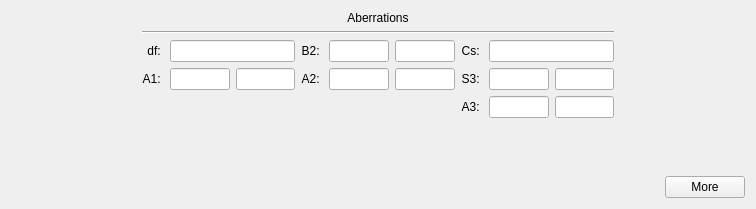
Qt form src/gui/frames/aberrationframe.ui (JJPPeters/clTEM) before a commit.
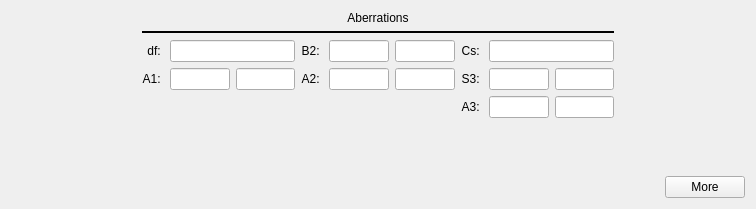
The same form after that commit. Custom widgets are drawn as their Qt base class.

What changed in the file:
```diff
--- a/src/gui/frames/aberrationframe.ui
+++ b/src/gui/frames/aberrationframe.ui
@@ -533,6 +533,12 @@
    </item>
    <item row="1" column="1" colspan="6">
     <widget class="Line" name="line">
+     <property name="frameShadow">
+      <enum>QFrame::Plain</enum>
+     </property>
+     <property name="lineWidth">
+      <number>2</number>
+     </property>
      <property name="orientation">
       <enum>Qt::Horizontal</enum>
      </property>
```
